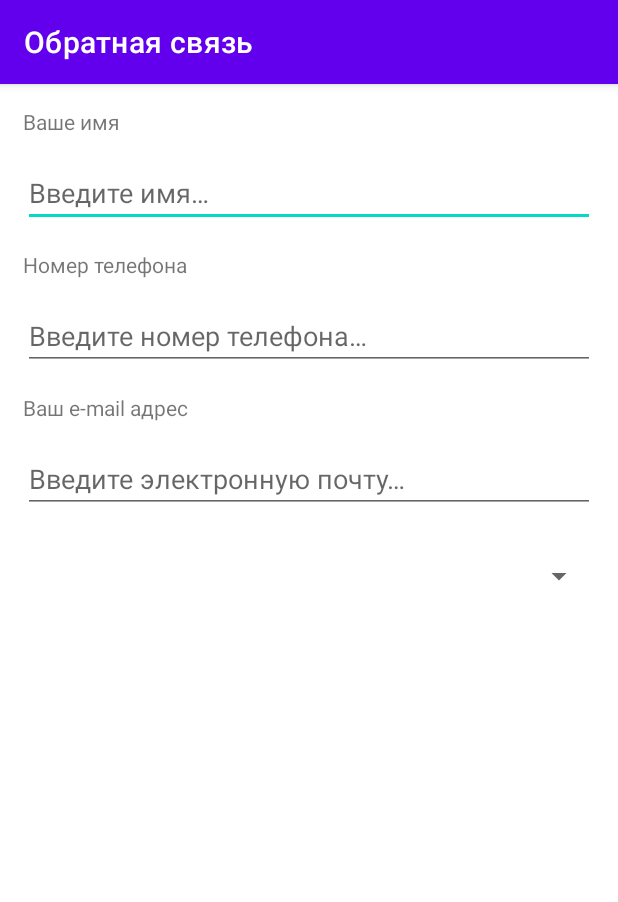
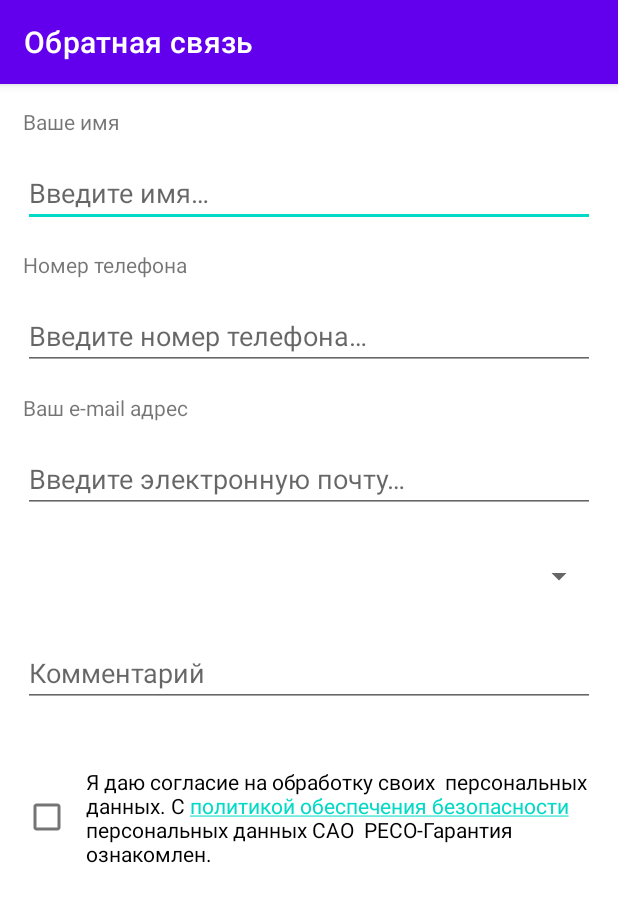
Before and after one commit to mishathefirst/Android-Development-LabWork1, an Android app: the screen it shows after launch (MainActivity), on a phone screen of 412 x 824 dp. Shown: the top 902 px of the screen. Run offline under Robolectric (Android 15) with nearby library versions, the phone set to English and light mode, and no system bars.

Commit message:
All elements of the first layout implemented

```diff
--- a/app/src/main/java/group/moveon/mobilelabwork1/MainActivity.java
+++ b/app/src/main/java/group/moveon/mobilelabwork1/MainActivity.java
@@ -3,6 +3,11 @@ package group.moveon.mobilelabwork1;
 import androidx.appcompat.app.AppCompatActivity;
 
 import android.os.Bundle;
+import android.view.View;
+import android.view.ViewGroup;
+import android.widget.ArrayAdapter;
+import android.widget.CheckBox;
+import android.widget.TextView;
 
 public class MainActivity extends AppCompatActivity {
 
@@ -11,7 +16,19 @@ public class MainActivity extends AppCompatActivity {
         super.onCreate(savedInstanceState);
         setContentView(R.layout.activity_one);
         setTitle(R.string.title_one);
+
+        /*
+        CheckBox checkBox =
+        final float scale = this.getResources().getDisplayMetrics().density;
+        checkBox.setPadding(checkBox.getPaddingLeft() + (int)(10.0f * scale + 0.5f),
+                checkBox.getPaddingTop(),
+                checkBox.getPaddingRight(),
+                checkBox.getPaddingBottom());
+*/
     }
 
 
+
+
+
 }
--- a/app/src/main/res/layout/activity_one.xml
+++ b/app/src/main/res/layout/activity_one.xml
@@ -58,6 +58,8 @@
         android:singleLine="true"
         android:inputType="textEmailAddress"/>
 
+
+    <!--TODO: hint for spinner -->
     <Spinner
         android:id="@+id/message_topic"
         android:layout_width="match_parent"
@@ -69,4 +71,28 @@
 
         />
 
+
+    <EditText
+        android:id="@+id/comment_field"
+        android:layout_width="match_parent"
+        android:layout_height="wrap_content"
+        android:layout_marginEnd="15dp"
+        android:layout_marginStart="15dp"
+        android:layout_marginTop="30dp"
+        android:hint="@string/comment_hint"
+        android:singleLine="false"
+        android:inputType="text"/>
+
+
+    <CheckBox
+        android:layout_width="wrap_content"
+        android:layout_height="wrap_content"
+        android:layout_marginStart="15dp"
+        android:layout_marginTop="40dp"
+        android:layout_marginEnd="10dp"
+        android:paddingStart="10dp"
+        android:text="@string/agreement_text"
+        />
+
+
 </LinearLayout>
--- a/app/src/main/res/values/strings.xml
+++ b/app/src/main/res/values/strings.xml
@@ -8,4 +8,7 @@
     <string name="number_hint">Введите номер телефона…</string>
     <string name="email_hint">Введите электронную почту…</string>
     <string name="topic_hint">Тема обращения</string>
+    <string name="comment_hint">Комментарий</string>
+    <string name="agreement_text">Я даю согласие на обработку своих <br> </br>персональных данных. С <a href="link">политикой обеспечения<br> </br>безопасности</a>
+        персональных данных САО <br> </br>"РЕСО-Гарантия" ознакомлен.</string>
 </resources>
```
